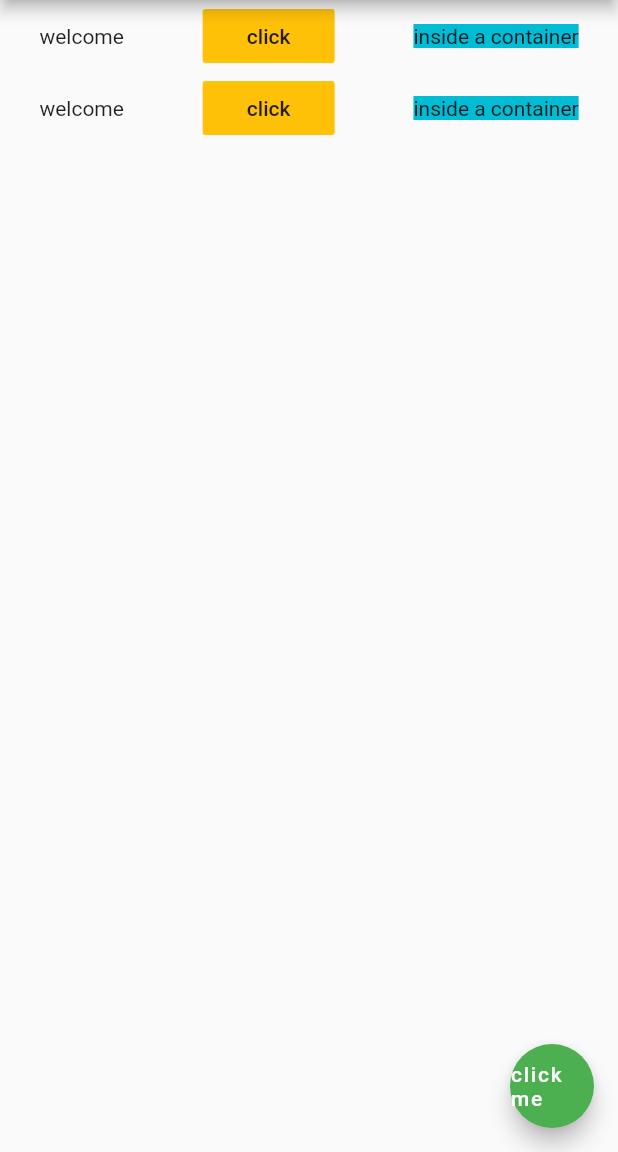
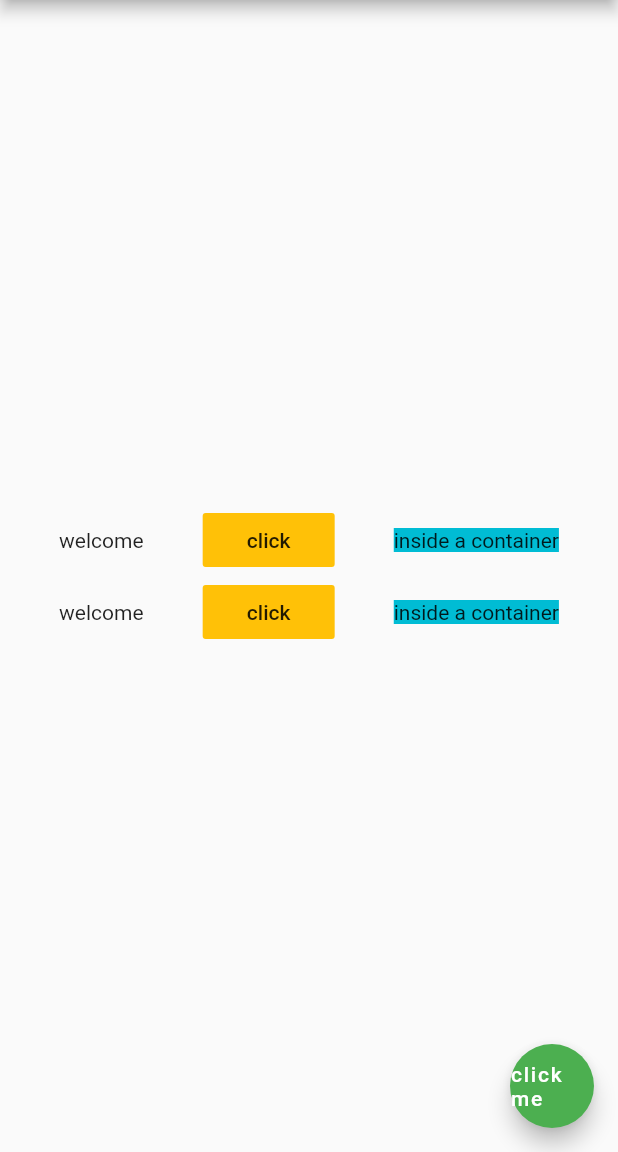
Before and after one commit to Sachin-git-singh/firstflutter, a Flutter app: the screen it shows after launch, on a phone screen of 412 x 824 dp, the part 84-1236 px from its top. Run offline on Flutter 3.47's test engine with Material 2 defaults, Android fonts, the phone set to English and light mode, and no system bars.

Commit message:
layout with coloums

```diff
--- a/lib/main.dart
+++ b/lib/main.dart
@@ -25,10 +25,13 @@ class Myapp extends StatelessWidget {
         centerTitle: true,
 
       ),
-      body: Column(
+      body:Column(
+
+        mainAxisAlignment: MainAxisAlignment.center,
         children: [
           Row(
-            mainAxisAlignment: MainAxisAlignment.spaceAround,
+                mainAxisAlignment: MainAxisAlignment.spaceEvenly,
+                crossAxisAlignment: CrossAxisAlignment.center,
                 children: <Widget> [
                   Text('welcome'), FlatButton(onPressed: (){}, child: Text('click'),
                   color: Colors.amber,),
@@ -37,8 +40,10 @@ class Myapp extends StatelessWidget {
                   Container(color:Colors.cyan ,child: Text('inside a container'),),
                 ],
               ),
+
           Row(
-            mainAxisAlignment: MainAxisAlignment.spaceAround,
+            mainAxisAlignment: MainAxisAlignment.spaceEvenly,
+            crossAxisAlignment: CrossAxisAlignment.center,
             children: <Widget> [
               Text('welcome'), FlatButton(onPressed: (){}, child: Text('click'),
                 color: Colors.amber,),
@@ -49,6 +54,7 @@ class Myapp extends StatelessWidget {
           ),
         ],
       ),
+
 
       floatingActionButton: FloatingActionButton(
         backgroundColor: Colors.green,
```
Lines whose indentation alone changed are shown as unchanged.
